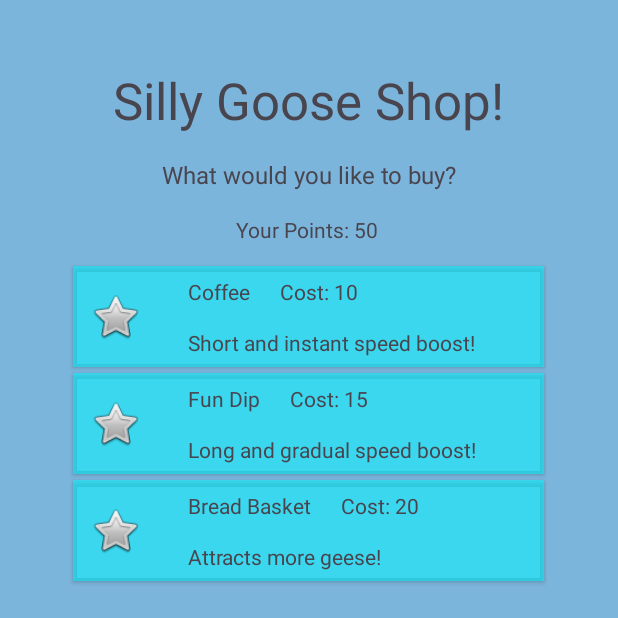
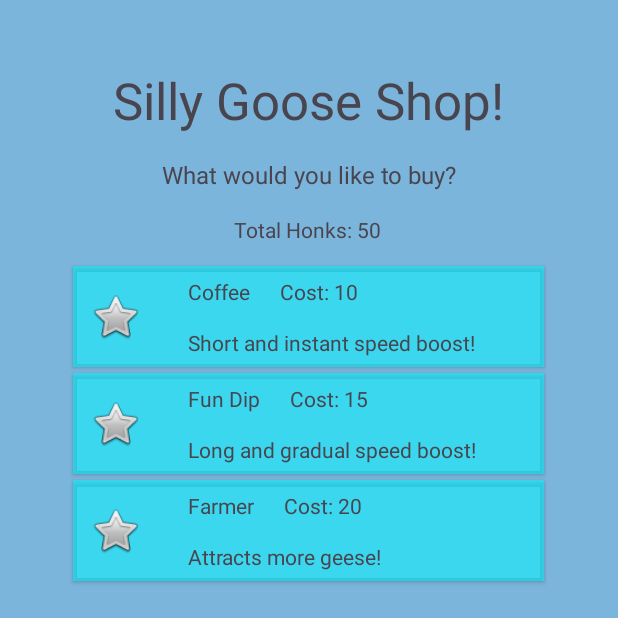
Before and after one commit to jonestho/duck-duck-goose, an Android app: the ShopActivity screen opened directly, with no data from a screen before it, on a phone screen of 412 x 824 dp, the top half of it. Run offline under Robolectric (Android 15) with nearby library versions, the light colour scheme and no system bars; our stand-ins replace Firebase (no records; nobody signed in at launch, a user with empty details on screens opened directly); Roboto replaces fonts that are not available here.

Commit message:
firestore includes item count. bread basket now farmer

```diff
--- a/app/src/main/java/com/game/duckduckgoose/NewAccountViewModel.kt
+++ b/app/src/main/java/com/game/duckduckgoose/NewAccountViewModel.kt
@@ -22,9 +22,11 @@ class NewAccountViewModel: ViewModel() {
     var isInitialized: Boolean = false
 
     // default firebase vals
+
     val tempFarmers = hashMapOf("farmers" to 0)
     val tempHonks = hashMapOf("honks" to 0)
     val tempIncrement = hashMapOf("inc" to 1)
+    val tempItems = hashMapOf("items" to arrayOf(0, 0, 0))
 
     fun doSignUp(email: String, password: String){
         viewModelScope.launch(Dispatchers.IO) {
@@ -48,6 +50,8 @@ class NewAccountViewModel: ViewModel() {
             .document("totalHonks").set(tempHonks)
         db.collection("accounts/${auth.uid!!}/stats")
             .document("honkIncrement").set(tempIncrement)
+        db.collection("accounts/${auth.uid!!}/stats")
+            .document("items").set(tempItems)
         db.collection("accounts/${auth.uid!!}/username")
             .document("name").set(tempName)
     }
--- a/app/src/main/java/com/game/duckduckgoose/ShopActivity.kt
+++ b/app/src/main/java/com/game/duckduckgoose/ShopActivity.kt
@@ -16,7 +16,6 @@ import com.google.android.material.snackbar.Snackbar
 class ShopActivity : AppCompatActivity() {
     lateinit var recyclerView: RecyclerView
     lateinit var myViewModel: ShopViewModel
-    var initialized = false
     var boughtItems: ArrayList<Item> = arrayListOf()
 
     @SuppressLint("SetTextI18n")
@@ -33,7 +32,7 @@ class ShopActivity : AppCompatActivity() {
         val data: ArrayList<Item> = arrayListOf(Item("Coffee",
             "Short and instant speed boost!", 10),
             Item("Fun Dip", "Long and gradual speed boost!", 15),
-            Item("Bread Basket", "Attracts more geese!", 20))
+            Item("Farmer", "Attracts more geese!", 20))
 
         val currencyAmount = 50
 
@@ -51,10 +50,8 @@ class ShopActivity : AppCompatActivity() {
 
         myViewModel.updateShop.observe(this){
             val currencyField = findViewById<TextView>(R.id.current_amnt)
-            currencyField.text = "Your Points: ${myViewModel.currencyAmount}"
+            currencyField.text = "Total Honks: ${myViewModel.currencyAmount}"
         }
-
-        initialized = true
 
         // buttons
         val doneBtn = findViewById<Button>(R.id.to_main)
```
